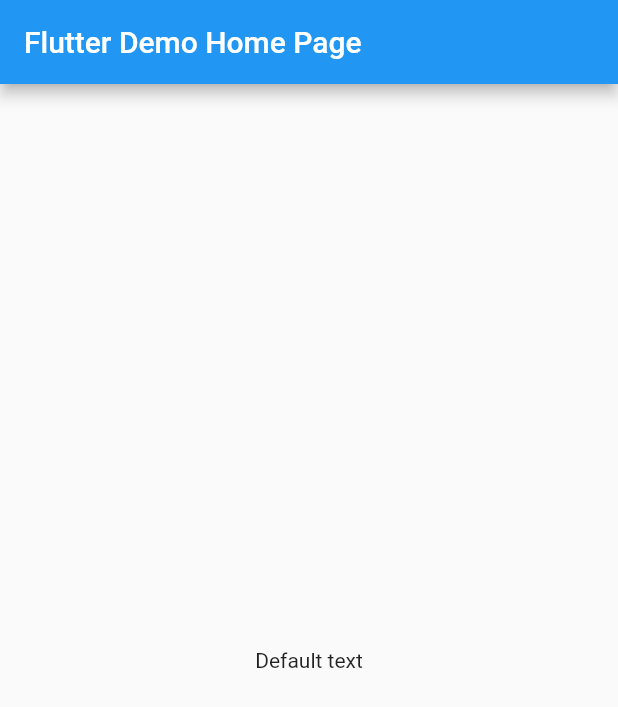
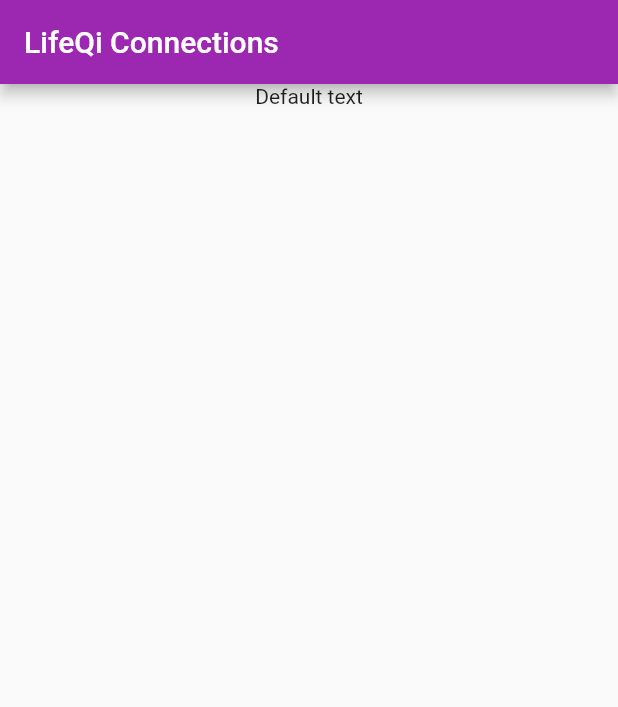
Before and after one commit to DibbsZA/lifeqi_app, a Flutter app: the screen it shows after launch, on a phone screen of 412 x 824 dp. Shown: the top 707 px of the screen. Run offline on Flutter 3.47's test engine with Material 2 defaults, Android fonts, the phone set to English and light mode, and no system bars.

Commit message:
tweak title

```diff
--- a/lib/main.dart
+++ b/lib/main.dart
@@ -8,8 +8,10 @@ class MyApp extends StatelessWidget {
   @override
   Widget build(BuildContext context) {
     return MaterialApp(
-      title: 'Flutter Demo',
-      home: MyHomePage(title: 'Flutter Demo Home Page'),
+      title: 'LifeQi Wallet',
+      home: MyHomePage(
+        title: 'LifeQi Connections',
+      ),
     );
   }
 }
@@ -33,6 +35,7 @@ class _MyHomePageState extends State<MyHomePage> {
         // Here we take the value from the MyHomePage object that was created by
         // the App.build method, and use it to set our appbar title.
         title: Text(widget.title),
+        backgroundColor: Colors.purple,
       ),
       body: Center(
         // Center is a layout widget. It takes a single child and positions it
@@ -52,7 +55,7 @@ class _MyHomePageState extends State<MyHomePage> {
           // center the children vertically; the main axis here is the vertical
           // axis because Columns are vertical (the cross axis would be
           // horizontal).
-          mainAxisAlignment: MainAxisAlignment.center,
+          // mainAxisAlignment: MainAxisAlignment.start,
           children: <Widget>[
             Text(
               'Default text',
```
